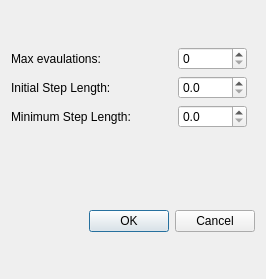
Kaneneal/FieldOptDriverGUI, file optparametersdialog.ui: the form before one commit.
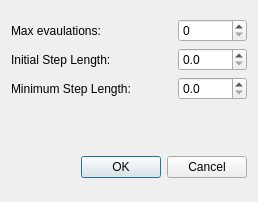
The form after the commit.

Commit message: Set restrictions on dialog size (fixed in horizontal way), but extending in vertical way to be able to get a good look on a long list of items. (Parameters and Well Controls do not need vertical expansion.)

The edit to the form file:
```diff
--- a/optparametersdialog.ui
+++ b/optparametersdialog.ui
@@ -6,10 +6,22 @@
    <rect>
     <x>0</x>
     <y>0</y>
-    <width>266</width>
-    <height>279</height>
+    <width>254</width>
+    <height>202</height>
    </rect>
   </property>
+  <property name="sizePolicy">
+   <sizepolicy hsizetype="Fixed" vsizetype="Fixed">
+    <horstretch>0</horstretch>
+    <verstretch>0</verstretch>
+   </sizepolicy>
+  </property>
+  <property name="maximumSize">
+   <size>
+    <width>306</width>
+    <height>202</height>
+   </size>
+  </property>
   <property name="windowTitle">
    <string>Dialog</string>
   </property>
@@ -134,6 +146,18 @@
    </item>
    <item>
     <widget class="QDialogButtonBox" name="buttonBox">
+     <property name="minimumSize">
+      <size>
+       <width>200</width>
+       <height>0</height>
+      </size>
+     </property>
+     <property name="maximumSize">
+      <size>
+       <width>16777215</width>
+       <height>27</height>
+      </size>
+     </property>
      <property name="orientation">
       <enum>Qt::Horizontal</enum>
      </property>
```
Left out of the diff: 32 changed lines with no effect on the pictures. The commit also changes 5 other files.
